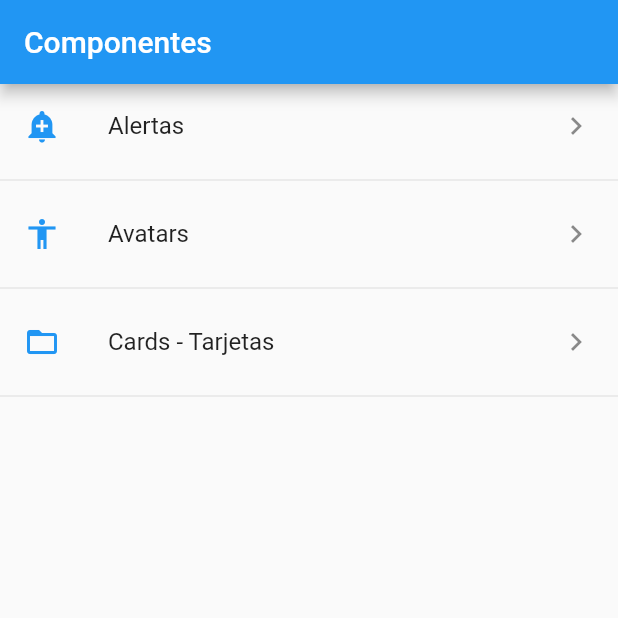
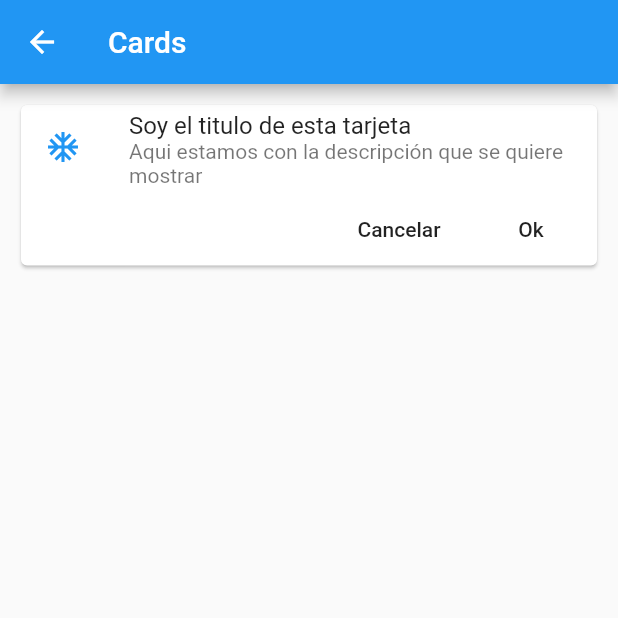
Before and after one commit to riclara/componentes, a Flutter app: the screen it shows after launch, after a tap on "Cards - Tarjetas", on a phone screen of 412 x 824 dp, the top half of it. Run offline on Flutter 3.47's test engine with Material 2 defaults, Android fonts, the phone set to English and light mode, and no system bars.

Commit message:
refactor routes and add cards

```diff
--- a/lib/main.dart
+++ b/lib/main.dart
@@ -1,7 +1,6 @@
 import 'package:flutter/material.dart';
+import 'package:componentes/src/routes/routes.dart';
 import 'package:componentes/src/pages/alert_page.dart';
-import 'package:componentes/src/pages/avatar_page.dart';
-import 'package:componentes/src/pages/home_page.dart';
 
 void main() => runApp(MyApp());
 
@@ -13,10 +12,11 @@ class MyApp extends StatelessWidget {
       title: 'Componentes App',
       // home: HomePage(),
       initialRoute: '/',
-      routes: <String, WidgetBuilder>{
-        '/': (BuildContext context) => HomePage(),
-        'alert': (BuildContext context) => AlertPage(),
-        'avatar': (BuildContext context) => AvatarPage(),
+      routes: getApplicationRoutes(),
+      onGenerateRoute: ( settings ) {
+        return MaterialPageRoute(
+          builder: ( context ) => AlertPage()
+        );
       },
     );
   }
--- /dev/null
+++ b/lib/src/pages/card_page.dart
@@ -0,0 +1,46 @@
+import 'package:flutter/material.dart';
+
+class CardPage extends StatelessWidget {
+
+  @override
+  Widget build(BuildContext context) {
+    return Scaffold(
+      appBar: AppBar(
+        title: Text('Cards'),
+      ),
+      body: ListView(
+        padding: EdgeInsets.all(10.0),
+        children: <Widget>[
+          _cardTipo1()
+        ],
+      ),
+    );
+  }
+
+  Widget _cardTipo1() {
+    return Card(
+      child: Column(
+        children: <Widget>[
+          ListTile(
+            title: Text('Soy el titulo de esta tarjeta'),
+            subtitle: Text('Aqui estamos con la descripción que se quiere mostrar'),
+            leading: Icon(Icons.ac_unit, color: Colors.blue,),
+          ),
+          Row(
+            mainAxisAlignment: MainAxisAlignment.end,
+            children: <Widget>[
+              FlatButton(
+                child: Text('Cancelar'),
+                onPressed: (){},
+              ),
+              FlatButton(
+                child: Text('Ok'),
+                onPressed: (){},
+              )
+            ],
+          )
+        ],
+      ),
+    );
+  }
+}
--- a/lib/src/pages/home_page.dart
+++ b/lib/src/pages/home_page.dart
@@ -1,7 +1,6 @@
 import 'package:flutter/material.dart';
 import 'package:componentes/src/utils/icono_string_util.dart';
 import 'package:componentes/src/providers/menu_providers.dart';
-import 'package:componentes/src/pages/alert_page.dart';
 
 class HomePage extends StatelessWidget {
   @override
--- /dev/null
+++ b/lib/src/routes/routes.dart
@@ -0,0 +1,15 @@
+import 'package:flutter/material.dart';
+
+import 'package:componentes/src/pages/card_page.dart';
+import 'package:componentes/src/pages/alert_page.dart';
+import 'package:componentes/src/pages/avatar_page.dart';
+import 'package:componentes/src/pages/home_page.dart';
+
+Map <String, WidgetBuilder> getApplicationRoutes () {
+  return {
+    '/': (BuildContext context) => HomePage(),
+    'alert': (BuildContext context) => AlertPage(),
+    'avatar': (BuildContext context) => AvatarPage(),
+    'card': (BuildContext context) => CardPage(),
+  };
+}
```
